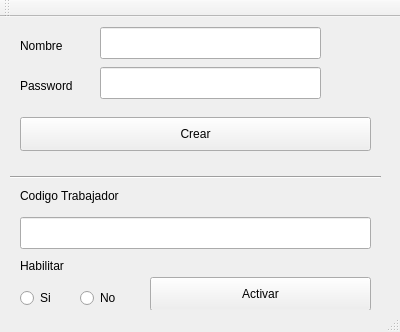
The window that ClienteFichaje/mainwindow.ui (mhv666/ControlDeFichaje) describes before a commit, drawn with Qt 5.
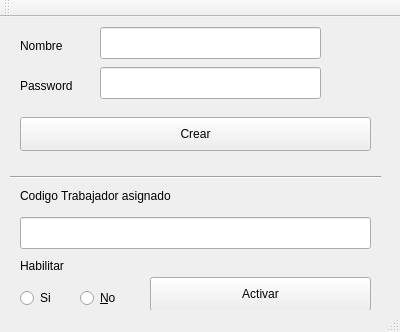
The same window after the commit.

```diff
--- a/ClienteFichaje/mainwindow.ui
+++ b/ClienteFichaje/mainwindow.ui
@@ -102,7 +102,7 @@
      </rect>
     </property>
     <property name="text">
-     <string>No</string>
+     <string>&amp;No</string>
     </property>
     <attribute name="buttonGroup">
      <string notr="true">buttonGroup</string>
@@ -126,12 +126,12 @@
      <rect>
       <x>20</x>
       <y>170</y>
-      <width>121</width>
+      <width>181</width>
       <height>18</height>
      </rect>
     </property>
     <property name="text">
-     <string>Codigo Trabajador</string>
+     <string>Codigo Trabajador asignado</string>
     </property>
    </widget>
    <widget class="QLineEdit" name="ean13">
```
Left out of the diff: 2 changed lines with no effect on the pictures.
